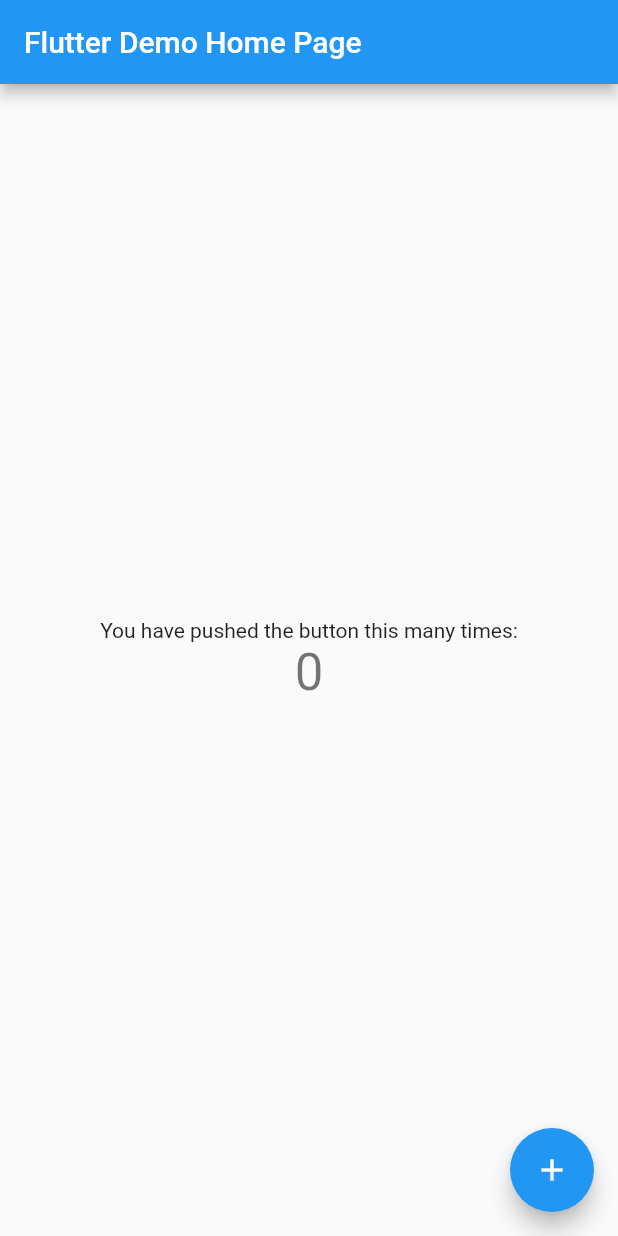
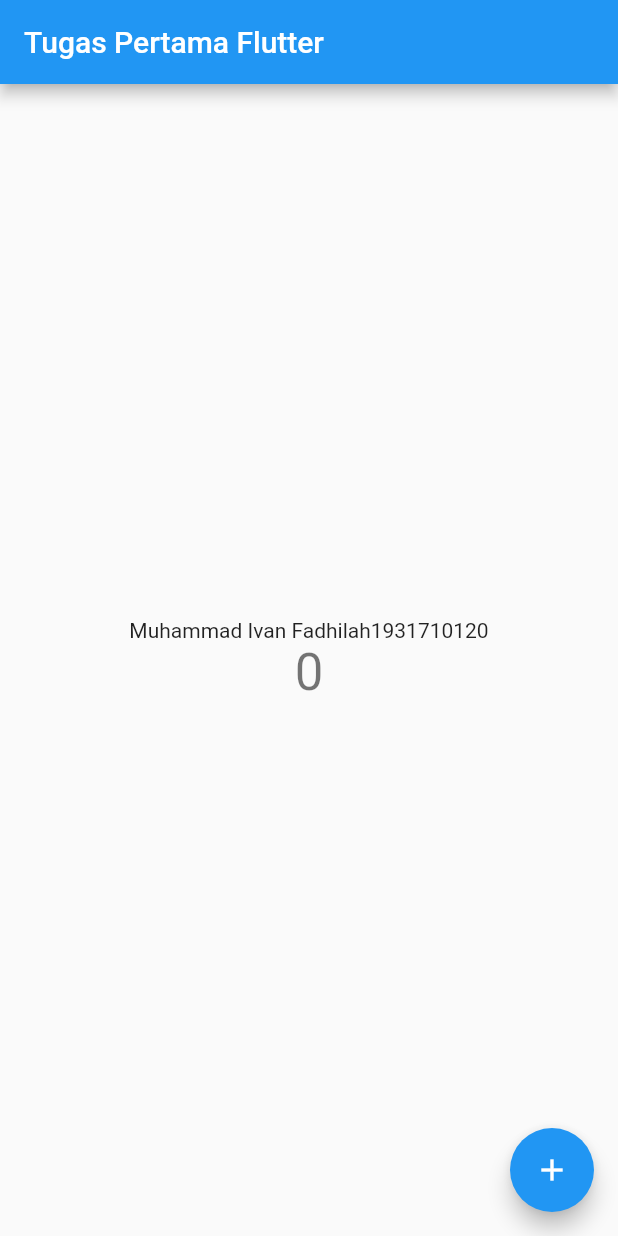
Before and after one commit to ivanjr22/polinema_mobile_flutter_hello, a Flutter app: the screen it shows after launch, on a phone screen of 412 x 824 dp. Run offline on Flutter 3.47's test engine with Material 2 defaults, Android fonts, the phone set to English and light mode, and no system bars.

Commit message:
Edit Title

```diff
--- a/lib/main.dart
+++ b/lib/main.dart
@@ -9,7 +9,7 @@ class MyApp extends StatelessWidget {
   @override
   Widget build(BuildContext context) {
     return MaterialApp(
-      title: 'Flutter Demo',
+      title: 'Tugas Pertama',
       theme: ThemeData(
         // This is the theme of your application.
         //
@@ -22,7 +22,7 @@ class MyApp extends StatelessWidget {
         // is not restarted.
         primarySwatch: Colors.blue,
       ),
-      home: MyHomePage(title: 'Flutter Demo Home Page'),
+      home: MyHomePage(title: 'Tugas Pertama Flutter'),
     );
   }
 }
@@ -94,7 +94,8 @@ class _MyHomePageState extends State<MyHomePage> {
           mainAxisAlignment: MainAxisAlignment.center,
           children: <Widget>[
             Text(
-              'You have pushed the button this many times:',
+              'Muhammad Ivan Fadhilah'
+              '1931710120',
             ),
             Text(
               '$_counter',
```
